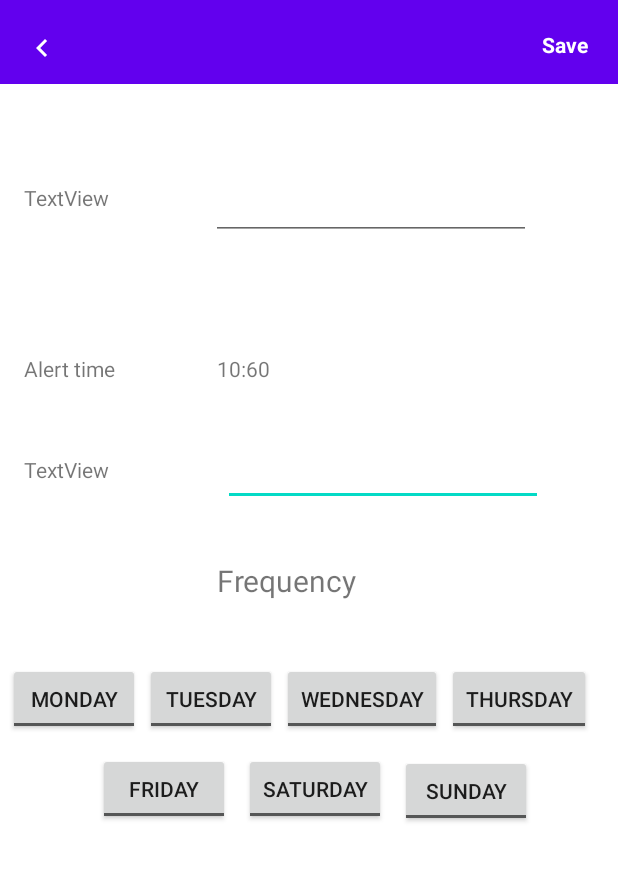
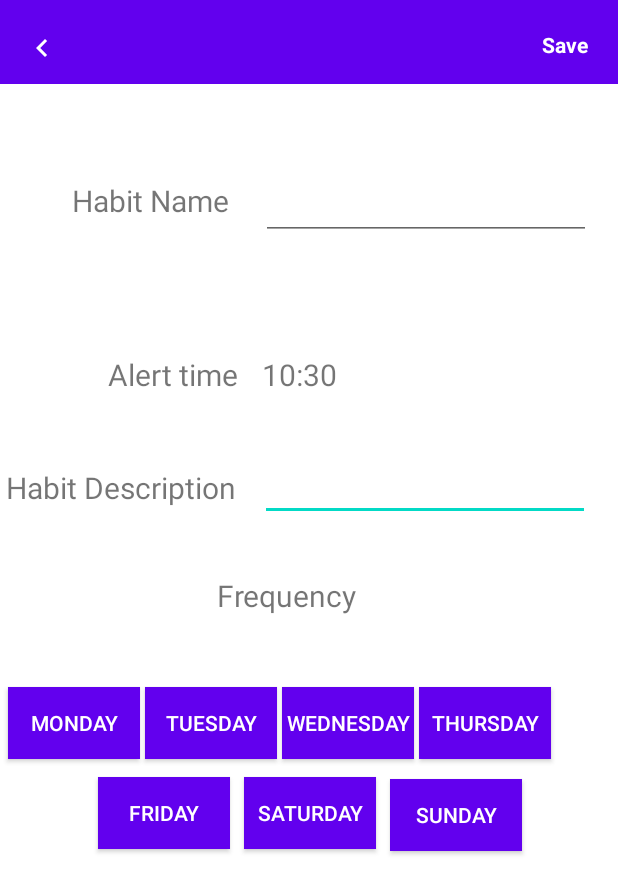
Before and after one commit to MikolajCieslik/Habitary, an Android app: the CreateHabitActivity screen opened directly, with no data from a screen before it, on a phone screen of 412 x 824 dp. Shown: the top 894 px of the screen. Run offline under Robolectric (Android 15) with nearby library versions, the phone set to English and light mode, and no system bars; our stand-ins replace Firebase (no records; nobody signed in at launch, a user with empty details on screens opened directly).

Commit message:
L_Habit Security

```diff
--- a/app/src/main/java/com/example/habitary/fragment/PomodoroFragment.java
+++ b/app/src/main/java/com/example/habitary/fragment/PomodoroFragment.java
@@ -19,7 +19,7 @@ public class PomodoroFragment extends Fragment {
     Button btnStartPom;
 
     long t;
-    long countDownValue = 5000; // 25 minut
+    long countDownValue = 15000; // 25 minut
     long breakValue = 300000; // 5 minut
     short counterOfBreaks;
     boolean timerRunning;
--- a/app/src/main/res/layout/activity_create_habit.xml
+++ b/app/src/main/res/layout/activity_create_habit.xml
@@ -13,6 +13,9 @@
         android:text="Tuesday"
         android:textOff="Tuesday"
         android:textOn="Tuesday"
+        android:background="?attr/colorPrimary"
+        android:textColor="@color/white"
+
         app:layout_constraintStart_toEndOf="@+id/tbMonday"
         app:layout_constraintTop_toTopOf="@+id/tbMonday" />
 
@@ -25,6 +28,8 @@
         android:text="Sunday"
         android:textOff="Sunday"
         android:textOn="Sunday"
+        android:background="?attr/colorPrimary"
+        android:textColor="@color/white"
         app:layout_constraintStart_toEndOf="@+id/tbSaturday"
         app:layout_constraintTop_toBottomOf="@+id/tbThursday" />
 
@@ -37,26 +42,30 @@
         android:text="Saturday"
         android:textOff="Saturday"
         android:textOn="Saturday"
+        android:background="?attr/colorPrimary"
+        android:textColor="@color/white"
         app:layout_constraintEnd_toStartOf="@+id/tbSunday"
         app:layout_constraintTop_toBottomOf="@+id/tbTuesday" />
 
     <TextView
         android:id="@+id/tvAlertTime2"
-        android:layout_width="107dp"
-        android:layout_height="18dp"
+        android:layout_width="114dp"
+        android:layout_height="28dp"
+        android:layout_marginStart="16dp"
         android:layout_marginTop="236dp"
-        android:layout_marginEnd="160dp"
         android:text="TextView"
-        app:layout_constraintEnd_toEndOf="parent"
+        android:textSize="20sp"
+        app:layout_constraintStart_toEndOf="@+id/tvAlertDate2"
         app:layout_constraintTop_toTopOf="parent" />
 
     <TextView
         android:id="@+id/tvAlertDate2"
         android:layout_width="wrap_content"
         android:layout_height="wrap_content"
-        android:layout_marginStart="16dp"
+        android:layout_marginStart="72dp"
         android:layout_marginTop="236dp"
         android:text="Alert time"
+        android:textSize="20sp"
         app:layout_constraintStart_toStartOf="parent"
         app:layout_constraintTop_toTopOf="parent" />
 
@@ -98,19 +107,20 @@
         android:id="@+id/tvDescriptionHabit"
         android:layout_width="wrap_content"
         android:layout_height="wrap_content"
-        android:layout_marginStart="16dp"
+        android:layout_marginStart="4dp"
         android:layout_marginTop="48dp"
-        android:text="TextView"
+        android:text="Habit Description"
+        android:textSize="20sp"
         app:layout_constraintStart_toStartOf="parent"
         app:layout_constraintTop_toBottomOf="@+id/tvAlertDate2" />
 
     <EditText
         android:id="@+id/etDescriptionHabit"
-        android:layout_width="wrap_content"
+        android:layout_width="220dp"
         android:layout_height="wrap_content"
-        android:layout_marginStart="76dp"
-        android:layout_marginTop="34dp"
-        android:ems="10"
+        android:layout_marginStart="16dp"
+        android:layout_marginTop="36dp"
+        android:ems="0"
         android:inputType="textPersonName"
         android:minHeight="48dp"
         app:layout_constraintStart_toEndOf="@+id/tvDescriptionHabit"
@@ -119,21 +129,22 @@
 
     <TextView
         android:id="@+id/tvHabitName"
-        android:layout_width="wrap_content"
-        android:layout_height="wrap_content"
-        android:layout_marginStart="16dp"
-        android:layout_marginTop="66dp"
-        android:text="TextView"
+        android:layout_width="110dp"
+        android:layout_height="28dp"
+        android:layout_marginStart="48dp"
+        android:layout_marginTop="64dp"
+        android:text="Habit Name"
+        android:textSize="20sp"
         app:layout_constraintStart_toStartOf="parent"
         app:layout_constraintTop_toBottomOf="@+id/materialToolbar2" />
 
     <EditText
         android:id="@+id/etHabitName"
-        android:layout_width="wrap_content"
+        android:layout_width="220dp"
         android:layout_height="wrap_content"
-        android:layout_marginStart="68dp"
+        android:layout_marginStart="16dp"
         android:layout_marginTop="56dp"
-        android:ems="10"
+        android:ems="0"
         android:inputType="textPersonName"
         android:minHeight="48dp"
         app:layout_constraintStart_toEndOf="@+id/tvHabitName"
@@ -150,6 +161,8 @@
         android:text="Monday"
         android:textOff="Monday"
         android:textOn="Monday"
+        android:background="?attr/colorPrimary"
+        android:textColor="@color/white"
         app:layout_constraintStart_toStartOf="parent"
         app:layout_constraintTop_toBottomOf="@+id/tvDescriptionHabit" />
 
@@ -174,6 +187,8 @@
         android:text="Friday"
         android:textOff="Friday"
         android:textOn="Friday"
+        android:background="?attr/colorPrimary"
+        android:textColor="@color/white"
         app:layout_constraintEnd_toStartOf="@+id/tbSaturday"
         app:layout_constraintStart_toStartOf="parent"
         app:layout_constraintTop_toBottomOf="@+id/tbTuesday" />
@@ -186,6 +201,8 @@
         android:text="Thursday"
         android:textOff="Thursday"
         android:textOn="Thursday"
+        android:background="?attr/colorPrimary"
+        android:textColor="@color/white"
         app:layout_constraintStart_toEndOf="@+id/tbWednesday"
         app:layout_constraintTop_toTopOf="@+id/tbWednesday" />
 
@@ -197,6 +214,8 @@
         android:text="Wednesday"
         android:textOff="Wednesday"
         android:textOn="Wednesday"
+        android:background="?attr/colorPrimary"
+        android:textColor="@color/white"
         app:layout_constraintStart_toEndOf="@+id/tbTuesday"
         app:layout_constraintTop_toTopOf="@+id/tbTuesday" />
 
```
Also changed, not shown: app/src/main/java/com/example/habitary/CreateHabitActivity.java (+58 -17 lines).
